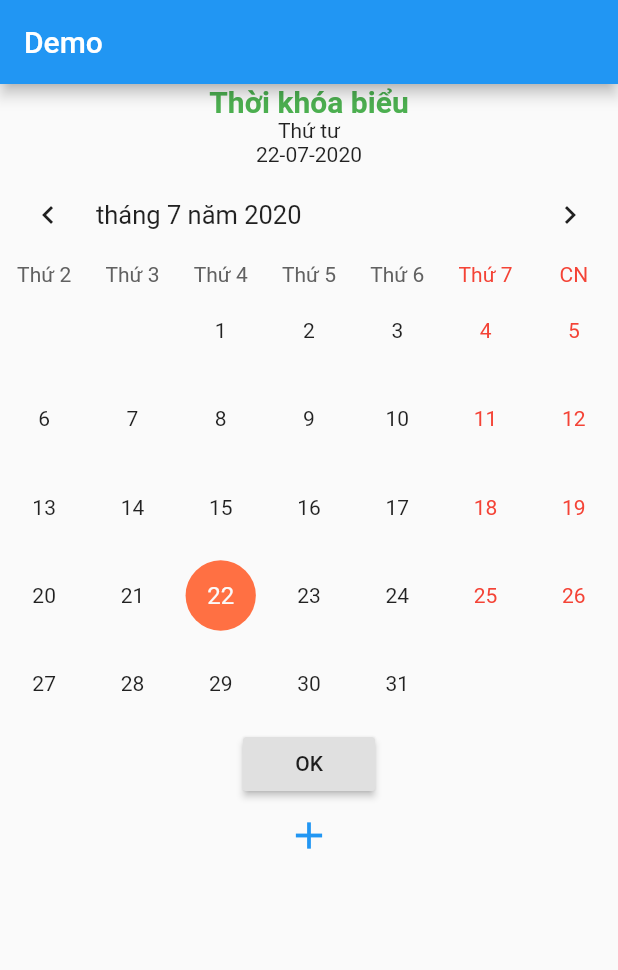
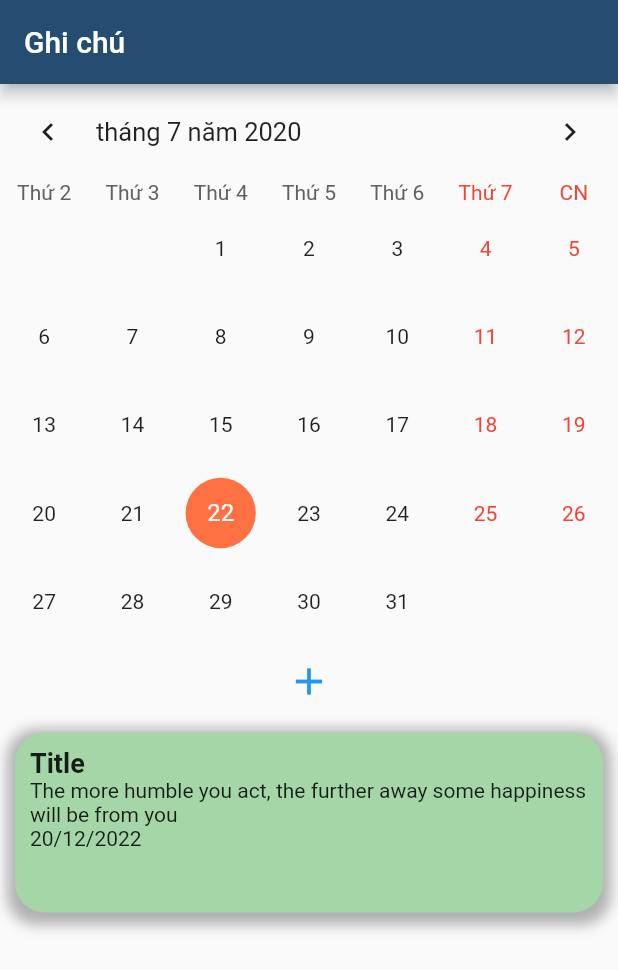
Before and after one commit to langvi/schedule, a Flutter app: the screen it shows after launch, on a phone screen of 412 x 824 dp. Shown: the top 970 px of the screen. Run offline on Flutter 3.47's test engine with Material 2 defaults, Android fonts, the phone set to English and light mode, and no system bars; drawn by our look-alikes of table_calendar; our stand-ins replace bloc, flutter_bloc, flutter_datetime_picker, sqflite; accounts and stored records are empty.

Commit message:
them view add event note

```diff
--- a/lib/base/colors.dart
+++ b/lib/base/colors.dart
@@ -4,4 +4,5 @@ class AppColors{
   static final Color colorAppBar = Color(0xFF254d71);
   static final Color colorTextAppBar = Colors.white;
   static const Color backGroundTextField = Color(0xFF45597b);
+  static final Color colorButton = Color(0xFFdc9c92);
 }
--- /dev/null
+++ b/lib/event_note.dart
@@ -0,0 +1,8 @@
+class Event{
+  final int id;
+  final String title;
+  final String dateTime;
+  final String content;
+
+  Event({this.id, this.title, this.dateTime, this.content});
+}
--- a/lib/schedule_page.dart
+++ b/lib/schedule_page.dart
@@ -7,6 +7,8 @@ import 'package:intl/intl.dart';
 import 'package:thoikhoabieu/test_db.dart';
 
 import 'add_schedule_page.dart';
+import 'base/colors.dart';
+import 'event_note.dart';
 
 class Schedule extends StatefulWidget {
   Schedule({Key key}) : super(key: key);
@@ -60,8 +62,10 @@ class _ScheduleState extends State<Schedule> with TickerProviderStateMixin {
   @override
   Widget build(BuildContext context) {
     return Scaffold(
+        resizeToAvoidBottomInset: false,
         appBar: AppBar(
-          title: Text('Demo'),
+          backgroundColor: AppColors.colorAppBar,
+          title: Text('Ghi chú'),
         ),
         body: BlocProvider<ScheduleBloc>(
             create: (context) => bloc,
@@ -76,18 +80,10 @@ class _ScheduleState extends State<Schedule> with TickerProviderStateMixin {
             }, builder: (context, state) {
               return Column(
                 children: <Widget>[
-                  _buildTitle(homNay),
+                  // _buildTitle(homNay),
                   // _buildSchedule(lich),
                   _buildCalendar(),
-                  RaisedButton(
-                    onPressed: () {
-                      //  _delete();
-                      // print(dbHelper.database.toString());
-                      // dbHelper.renameColumn();
-                      // _insert('Hoc','20/12/2020',note: 'Dai so');
-                    },
-                    child: Text('OK'),
-                  ),
+
                   IconButton(
                     icon: Icon(Icons.add),
                     onPressed: () {
@@ -98,7 +94,8 @@ class _ScheduleState extends State<Schedule> with TickerProviderStateMixin {
                     },
                     color: Colors.blue,
                     iconSize: 30,
-                  )
+                  ),
+                  _buildEvent()
                 ],
               );
             })));
@@ -154,6 +151,40 @@ class _ScheduleState extends State<Schedule> with TickerProviderStateMixin {
 
       // onVisibleDaysChanged: _onVisibleDaysChanged,
       // onCalendarCreated: _onCalendarCreated,
+    );
+  }
+
+  Widget _buildEvent() {
+    String content =
+        'The more humble you act, the further away some happiness will be from you';
+    return Padding(
+      padding: const EdgeInsets.all(10.0),
+      child: Container(
+        padding: EdgeInsets.all(10.0),
+        height: 120,
+        decoration: BoxDecoration(boxShadow: [
+          BoxShadow(
+            color: Colors.grey.withOpacity(0.8),
+            spreadRadius: 5,
+            blurRadius: 7,
+            offset: Offset(0, 3),
+          ),
+        ], borderRadius: BorderRadius.circular(20.0), color: Colors.green[200]),
+        child: Column(
+          crossAxisAlignment: CrossAxisAlignment.start,
+          children: <Widget>[
+            Align(
+              alignment: Alignment.centerLeft,
+              child: Text(
+                'Title',
+                style: TextStyle(fontSize: 18, fontWeight: FontWeight.bold),
+              ),
+            ),
+            Text(content),
+            Text('20/12/2022')
+          ],
+        ),
+      ),
     );
   }
 
--- a/pubspec.yaml
+++ b/pubspec.yaml
@@ -27,7 +27,8 @@ dependencies:
   sqflite: ^1.3.1
   path_provider: ^1.6.11
   flutter_bloc: ^5.0.1
-  flutter_time_picker_spinner: ^1.0.6+1
+  flutter_datetime_picker: ^1.3.8
+  intl: ^0.16.1
   # The following adds the Cupertino Icons font to your application.
   # Use with the CupertinoIcons class for iOS style icons.
   cupertino_icons: ^0.1.3
```
Also changed, not shown: lib/add_schedule_page.dart (+90 -14 lines), lib/time_picker.dart (+31 -35 lines), pubspec.lock.
